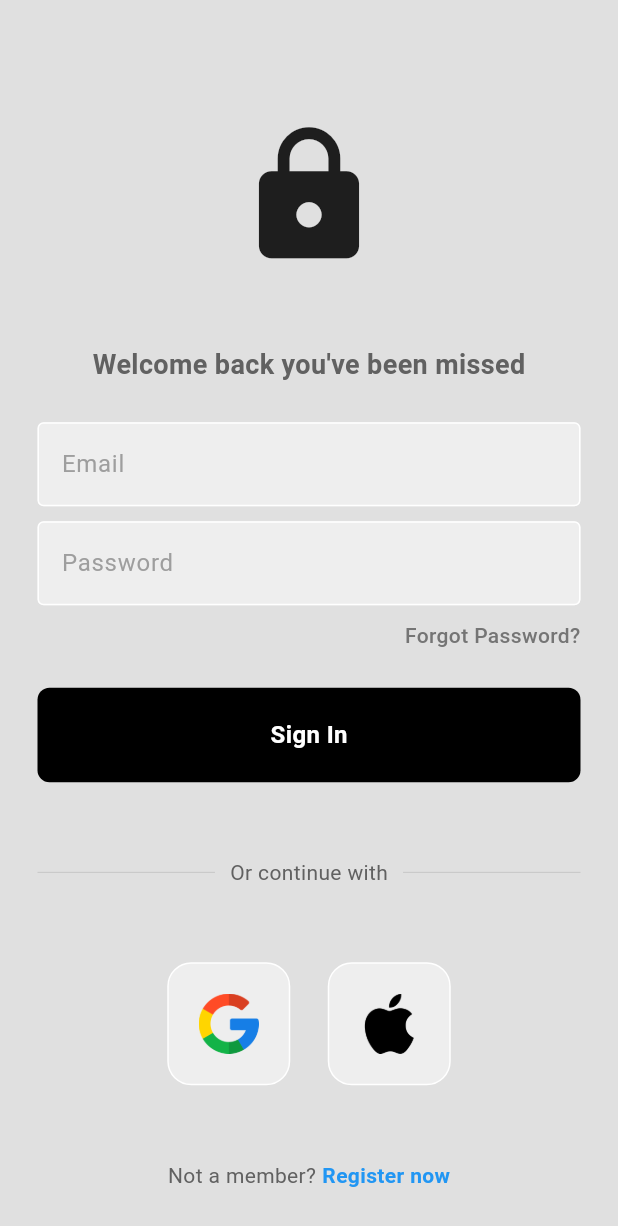
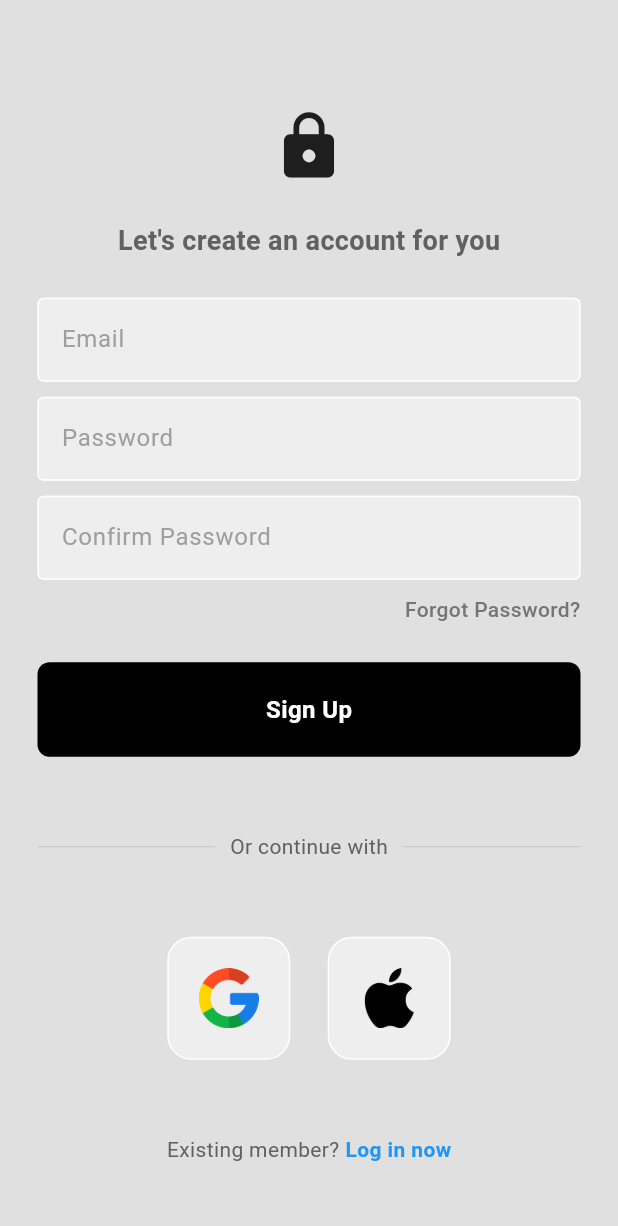
Before and after one commit to Rayane300402/flutter-firebase-auth-tutorial, a Flutter app: the screen it shows after launch, after a tap on "Register now", on a phone screen of 412 x 824 dp. Shown: the top 1226 px of the screen. Run offline on Flutter 3.47's test engine with Material 3 defaults, Android fonts, the phone set to English and light mode, and no system bars; our stand-ins replace firebase_auth, firebase_core; accounts and stored records are empty; network calls fail.

Commit message:
registeration complete (via textfields)

```diff
--- a/lib/pages/auth_page.dart
+++ b/lib/pages/auth_page.dart
@@ -1,4 +1,5 @@
 import 'package:auth/pages/home%20_page.dart';
+import 'package:auth/pages/login_or_register.dart';
 import 'package:auth/pages/login_page.dart';
 import 'package:firebase_auth/firebase_auth.dart';
 import 'package:flutter/material.dart';
@@ -16,7 +17,7 @@ class AuthPage extends StatelessWidget {
             return HomePage();
           }
           else {
-            return LoginPage();
+            return LoginOrRegister();
           }
         },
       )
--- /dev/null
+++ b/lib/pages/login_or_register.dart
@@ -0,0 +1,30 @@
+import 'package:auth/pages/login_page.dart';
+import 'package:auth/pages/register_page.dart';
+import 'package:flutter/material.dart';
+
+class LoginOrRegister extends StatefulWidget {
+  const LoginOrRegister({super.key});
+
+  @override
+  State<LoginOrRegister> createState() => _LoginOrRegisterState();
+}
+
+class _LoginOrRegisterState extends State<LoginOrRegister> {
+  bool showLoginPage = true;
+
+  // toggle between login and register
+  void toggle(){
+    setState(() {
+      showLoginPage = !showLoginPage;
+    });
+  }
+
+  @override
+  Widget build(BuildContext context) {
+    if(showLoginPage){
+      return LoginPage(onTap: toggle);
+    }else {
+      return RegisterPage(onTap: toggle);
+    }
+  }
+}
--- /dev/null
+++ b/lib/pages/register_page.dart
@@ -0,0 +1,226 @@
+import 'package:firebase_auth/firebase_auth.dart';
+import 'package:flutter/material.dart';
+
+import '../components/customButton.dart';
+import '../components/myTextField.dart';
+import '../components/square_tile.dart';
+
+class RegisterPage extends StatefulWidget {
+  final Function()? onTap;
+  const RegisterPage({super.key, required this.onTap});
+
+  @override
+  State<RegisterPage> createState() => _RegisterPageState();
+}
+
+class _RegisterPageState extends State<RegisterPage> {
+  // textcontroller for email and password
+  final TextEditingController emailController = TextEditingController();
+  final TextEditingController passwordController = TextEditingController();
+  final TextEditingController confirmPasswordController = TextEditingController();
+
+  // user sign in function
+  void signUp() async {
+    // show log in circle
+    showDialog(
+      context: context,
+      builder: (context) {
+        return const Center(child: CircularProgressIndicator());
+      },
+    );
+
+    try {
+      // check if pswrd is confirmed first
+      if(passwordController.text == confirmPasswordController.text){
+        await FirebaseAuth.instance.createUserWithEmailAndPassword(
+          email: emailController.text.trim(),
+          password: passwordController.text,
+        );
+
+        Navigator.pop(context);
+      } else {
+        // error msg
+        ScaffoldMessenger.of(context).showSnackBar(SnackBar(content: Text('Password don\'t match')));
+      }
+
+    } on FirebaseAuthException catch (e) {
+      final msg = _authErrorMessage(e);
+      ScaffoldMessenger.of(context).showSnackBar(SnackBar(content: Text(msg)));
+    }
+    Navigator.pop(context);
+  }
+
+  String _authErrorMessage(FirebaseAuthException e) {
+    switch (e.code) {
+      case 'invalid-email':
+        return 'That email looks invalid.';
+      case 'user-disabled':
+        return 'This account is disabled.';
+      case 'too-many-requests':
+        return 'Too many attempts. Try again later.';
+      case 'operation-not-allowed':
+        return 'Email/password sign-in isn’t enabled for this project.';
+    // With enumeration protection ON, wrong email or wrong password → invalid-credential
+      case 'invalid-credential':
+      case 'wrong-password': // legacy
+      case 'user-not-found': // legacy (if protection is OFF)
+        return 'Email or password is incorrect.';
+      default:
+        return 'Sign-in failed (${e.code}). Try again.';
+    }
+  }
+
+  @override
+  Widget build(BuildContext context) {
+    return Scaffold(
+      backgroundColor: Colors.grey[300],
+      body: SafeArea(
+        child: Center(
+          child: SingleChildScrollView(
+            child: Column(
+              mainAxisAlignment: MainAxisAlignment.center,
+              children: [
+                const SizedBox(height: 25),
+                // logo
+                Icon(Icons.lock, size: 50),
+
+                const SizedBox(height: 25),
+
+                // welcome text
+                Text(
+                  'Let\'s create an account for you',
+                  style: TextStyle(
+                    fontSize: 18,
+                    color: Colors.grey[700],
+                    fontWeight: FontWeight.w600,
+                  ),
+                ),
+
+                const SizedBox(height: 25),
+
+                // text field for email
+                CustomTextField(
+                  hintText: 'Email',
+                  controller: emailController,
+                  obscureText: false,
+                ),
+
+                const SizedBox(height: 10),
+
+                // textfield for pswrd
+                CustomTextField(
+                  hintText: 'Password',
+                  controller: passwordController,
+                  obscureText: true,
+                ),
+
+                const SizedBox(height: 10),
+
+                // textfield for confirm pswrd
+                CustomTextField(
+                  hintText: 'Confirm Password',
+                  controller: confirmPasswordController,
+                  obscureText: true,
+                ),
+
+                const SizedBox(height: 10),
+
+                // forgot password text
+                Padding(
+                  padding: const EdgeInsets.symmetric(horizontal: 25.0),
+                  child: Row(
+                    mainAxisAlignment: MainAxisAlignment.end,
+                    children: [
+                      Text(
+                        'Forgot Password?',
+                        style: TextStyle(
+                          color: Colors.grey[600],
+                          fontWeight: FontWeight.w500,
+                        ),
+                      ),
+                    ],
+                  ),
+                ),
+
+                const SizedBox(height: 25),
+
+                // sign in button
+                CustomButton(text: 'Sign Up', onTap: signUp),
+
+                const SizedBox(height: 50),
+
+                Padding(
+                  padding: const EdgeInsets.symmetric(horizontal: 25.0),
+                  child: Row(
+                    children: [
+                      Expanded(
+                        child: Divider(thickness: 0.5, color: Colors.grey[400]),
+                      ),
+
+                      Padding(
+                        padding: const EdgeInsets.symmetric(horizontal: 10.0),
+                        child: Text(
+                          'Or continue with',
+                          style: TextStyle(color: Colors.grey[700]),
+                        ),
+                      ),
+
+                      Expanded(
+                        child: Divider(thickness: 0.5, color: Colors.grey[400]),
+                      ),
+                    ],
+                  ),
+                ),
+
+                const SizedBox(height: 50),
+
+                // alternative with google or apple
+                Row(
+                  mainAxisAlignment: MainAxisAlignment.center,
+                  children: [
+                    // google button
+                    SquareTile(imagePath: 'lib/images/google.png'),
+
+                    const SizedBox(width: 25),
+
+                    // apple button
+                    SquareTile(imagePath: 'lib/images/apple-logo.png'),
+                  ],
+                ),
+
+                const SizedBox(height: 50),
+
+                // not a member text
+                Row(
+                  mainAxisAlignment: MainAxisAlignment.center,
+                  children: [
+                    Text(
+                      'Existing member?',
+                      style: TextStyle(color: Colors.grey[700]),
+                    ),
+                    const SizedBox(width: 4),
+                    GestureDetector(
+                      onTap: () {
+                        // Navigate to sign up page
+                      },
+                      child: GestureDetector(
+                        onTap: widget.onTap,
+                        child: Text(
+                          'Log in now',
+                          style: TextStyle(
+                            color: Colors.blue,
+                            fontWeight: FontWeight.bold,
+                          ),
+                        ),
+                      ),
+                    ),
+                  ],
+                ),
+              ],
+            ),
+          ),
+        ),
+      ),
+    );
+  }
+}
```
